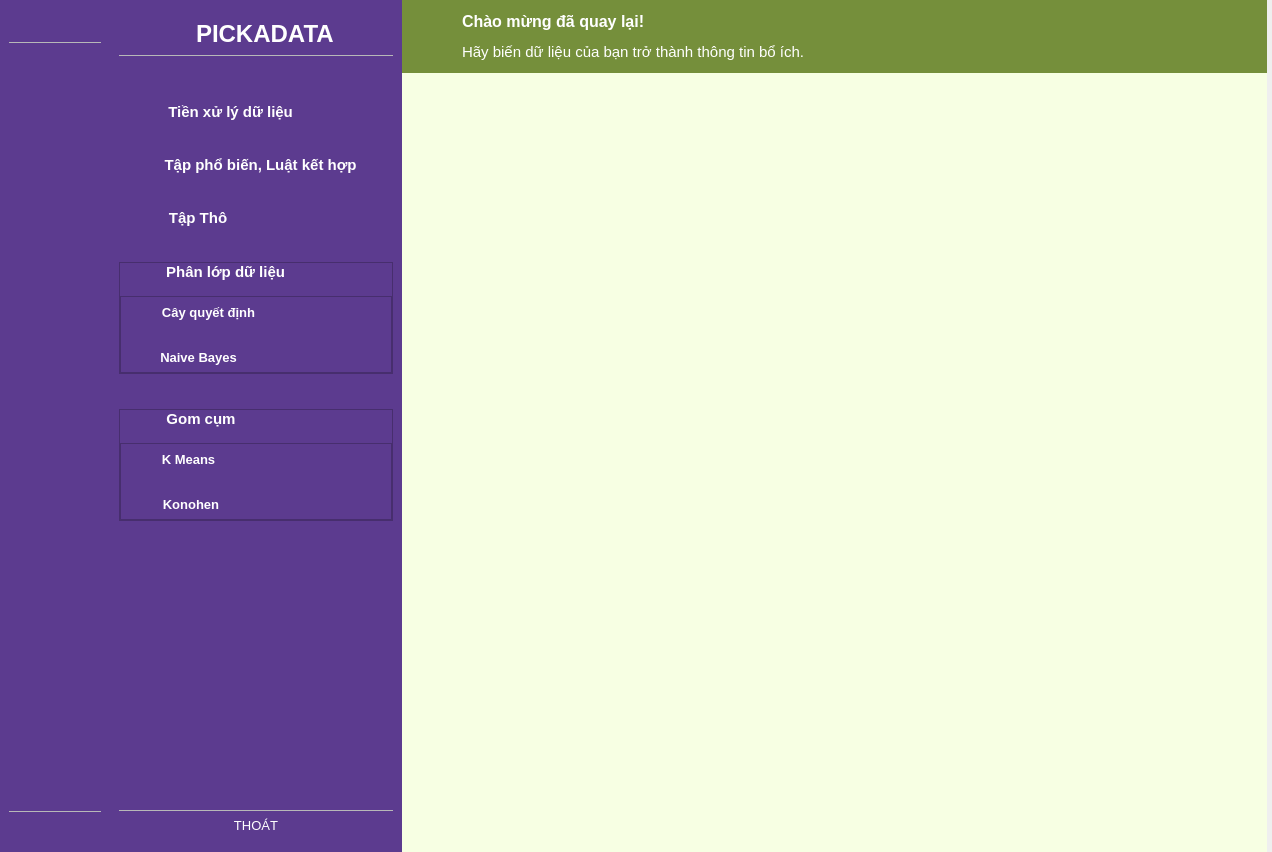
Before: the Qt Designer form UI_MainWindow.ui in michael5671/DataMiningApp, drawn with Qt 5.
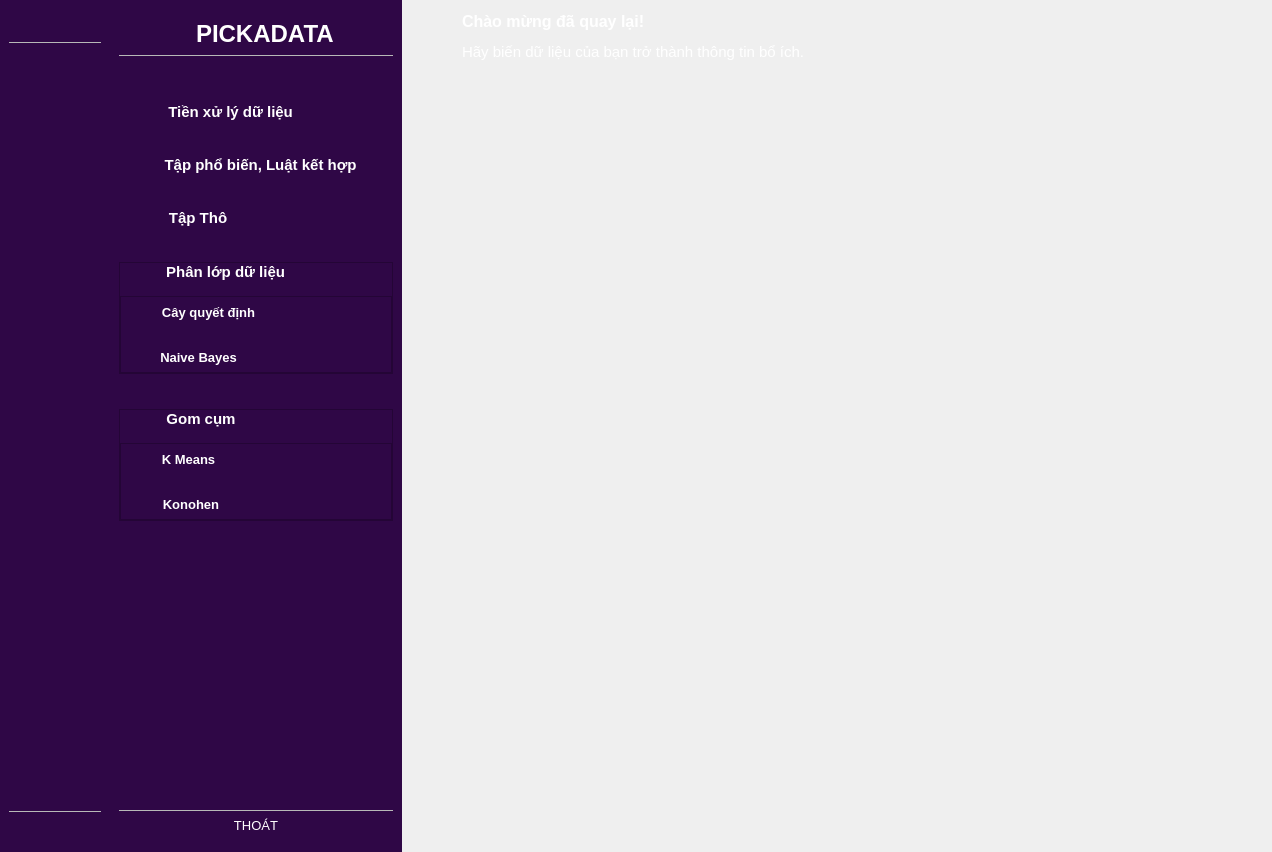
After: the same form once the commit is applied. Icons and pictures are not drawn.

The edit to the form file:
```diff
--- a/UI_MainWindow.ui
+++ b/UI_MainWindow.ui
@@ -48,7 +48,7 @@
        </property>
        <property name="styleSheet">
         <string notr="true">QWidget {
-	background-color: #5C3B8F;
+	background-color: #2F0746;
 color: white;	
 }
 QPushButton{
@@ -57,11 +57,11 @@
 	
 }
 QPushButton:checked{
-	background-color: #3A185B;
+	background-color: #5C3B8F;
 	border-radius: 10px; 
 }
 QPushButton:hover{
-	background-color: #3A185B;
+	background-color: #5C3B8F;
 	border-radius: 10px; 
 }
 </string>
@@ -339,7 +339,8 @@
          </property>
          <property name="styleSheet">
           <string notr="true">QWidget{
-	background-color:#758F3B;
+	
+	background-image: url(:/images/asset/last_background.jpg);
 
 }</string>
          </property>
@@ -362,7 +363,7 @@
            <item>
             <widget class="QPushButton" name="pushButton">
              <property name="styleSheet">
-              <string notr="true">
+              <string notr="true">	background: transparent;
 	border:none;
 	
 
@@ -403,7 +404,8 @@
                 </font>
                </property>
                <property name="styleSheet">
-                <string notr="true">color: white;</string>
+                <string notr="true">color: white;
+background: transparent;</string>
                </property>
                <property name="text">
                 <string>Chào mừng đã quay lại!</string>
@@ -419,7 +421,8 @@
                 </font>
                </property>
                <property name="styleSheet">
-                <string notr="true">color: white;</string>
+                <string notr="true">color: white;
+background: transparent;</string>
                </property>
                <property name="text">
                 <string>Hãy biến dữ liệu của bạn trở thành thông tin bổ ích.</string>
@@ -460,7 +463,7 @@
           </size>
          </property>
          <property name="styleSheet">
-          <string notr="true">background-color: #F7FFE3 ;
+          <string notr="true">background-color: #white;
 border:none;</string>
          </property>
          <widget class="QStackedWidget" name="stackedWidget">
@@ -478,6 +481,9 @@
             <height>16777215</height>
            </size>
           </property>
+          <property name="styleSheet">
+           <string notr="true"/>
+          </property>
           <property name="currentIndex">
            <number>-1</number>
           </property>
@@ -503,7 +509,7 @@
        <property name="styleSheet">
         <string notr="true">QWidget {
 	
-	background-color: #5C3B8F;
+	background-color: #2F0746;
 color: white;	
 
 }
@@ -599,11 +605,11 @@
 	padding-left: -55px;
 }
 QPushButton:checked{
-	background-color: #3A185B;
+	background-color: #5C3B8F;
 	border-radius: 8px; 
 }
 QPushButton:hover{
-	background-color: #3A185B;
+	background-color: #5C3B8F;
 	border-radius: 8px; 
 }</string>
             </property>
@@ -646,11 +652,11 @@
 	
 }
 QPushButton:checked{
-	background-color: #3A185B;
+	background-color: #5C3B8F;
 	border-radius: 8px; 
 }
 QPushButton:hover{
-	background-color: #3A185B;
+	background-color: #5C3B8F;
 	border-radius: 8px; 
 }</string>
             </property>
@@ -693,11 +699,11 @@
 	
 }
 QPushButton:checked{
-	background-color: #3A185B;
+	background-color: #5C3B8F;
 	border-radius: 8px; 
 }
 QPushButton:hover{
-	background-color: #3A185B;
+	background-color: #5C3B8F;
 	border-radius: 8px; 
 }</string>
             </property>
@@ -763,7 +769,7 @@
 	
 }
 QPushButton:hover{
-	background-color: #3A185B;
+	background-color: #5C3B8F;
 	border-radius: 8px; 
 }</string>
                </property>
@@ -837,11 +843,11 @@
 	
 }
 QPushButton:hover{
-	background-color: #3A185B;
+	background-color: #5C3B8F;
 	border-radius: 8px; 
 }
 QPushButton:checked{
-	background-color: #3A185B;
+	background-color: #5C3B8F;
 	border-radius: 8px; 
 }</string>
                   </property>
@@ -877,11 +883,11 @@
 	
 }
 QPushButton:hover{
-	background-color: #3A185B;
+	background-color: #5C3B8F;
 	border-radius: 8px; 
 }
 QPushButton:checked{
-	background-color: #3A185B;
+	background-color: #5C3B8F;
 	border-radius: 8px; 
 }</string>
                   </property>
@@ -942,7 +948,7 @@
 }
 
 QPushButton:hover{
-	background-color: #3A185B;
+	background-color: #5C3B8F;
 	border-radius: 8px; 
 }</string>
                </property>
@@ -1013,11 +1019,11 @@
 }
 
 QPushButton:hover{
-	background-color: #3A185B;
+	background-color: #5C3B8F;
 	border-radius: 8px; 
 }
 QPushButton:checked{
-	background-color: #3A185B;
+	background-color: #5C3B8F;
 	border-radius: 8px; 
 }</string>
                   </property>
@@ -1053,11 +1059,11 @@
 	
 }
 QPushButton:hover{
-	background-color: #3A185B;
+	background-color: #5C3B8F;
 	border-radius: 8px; 
 }
 QPushButton:checked{
-	background-color: #3A185B;
+	background-color: #5C3B8F;
 	border-radius: 8px; 
 }</string>
                   </property>
@@ -1108,6 +1114,12 @@
         </item>
         <item>
          <widget class="QPushButton" name="pushButton_12">
+          <property name="styleSheet">
+           <string notr="true">QPushButton:hover{
+	background-color: #5C3B8F;
+	border-radius: 10px; 
+}</string>
+          </property>
           <property name="text">
            <string>THOÁT</string>
           </property>
```
